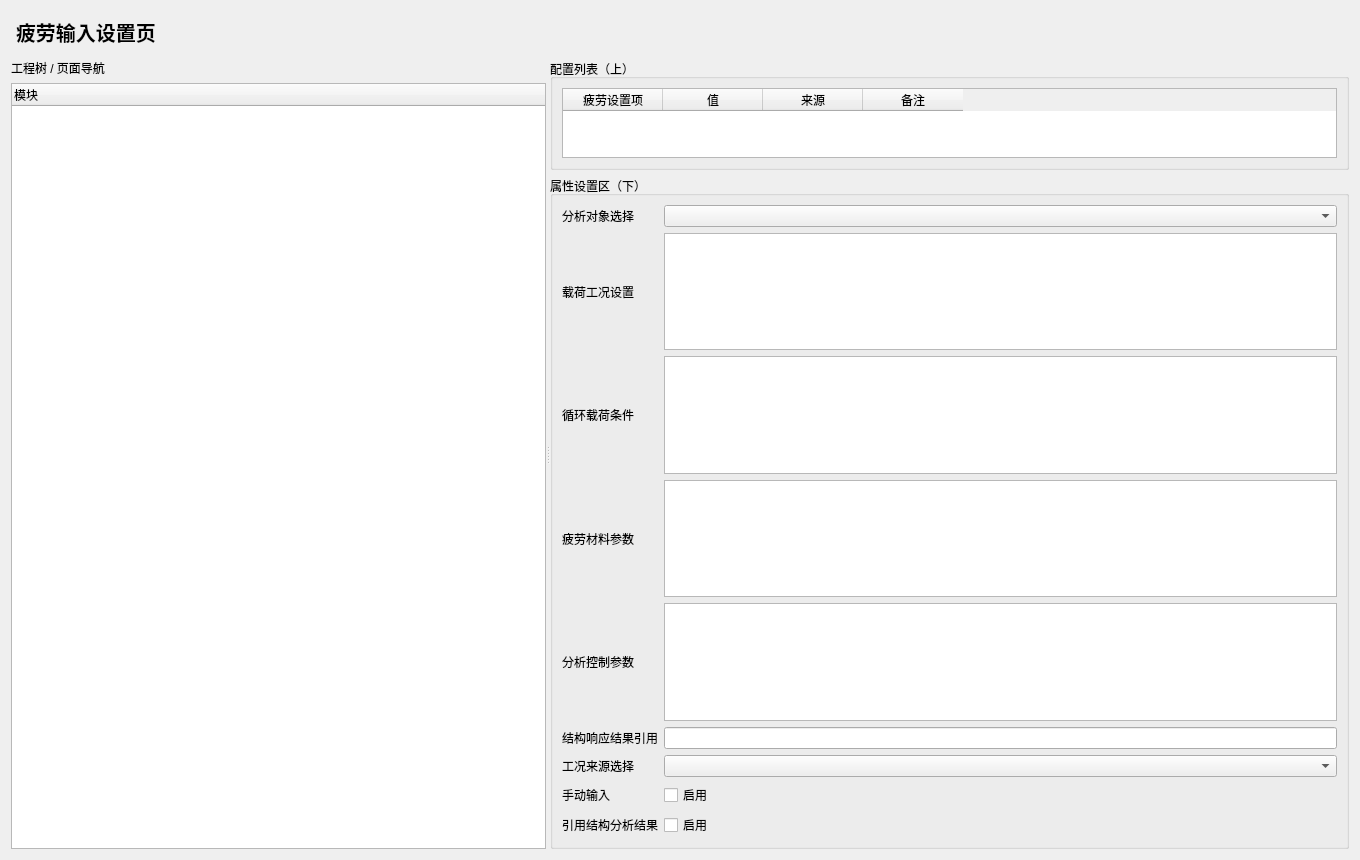
Old version of the form plugins/Base_Display/FatigueInputSettingPage.ui in the repository asd977/base_cae.
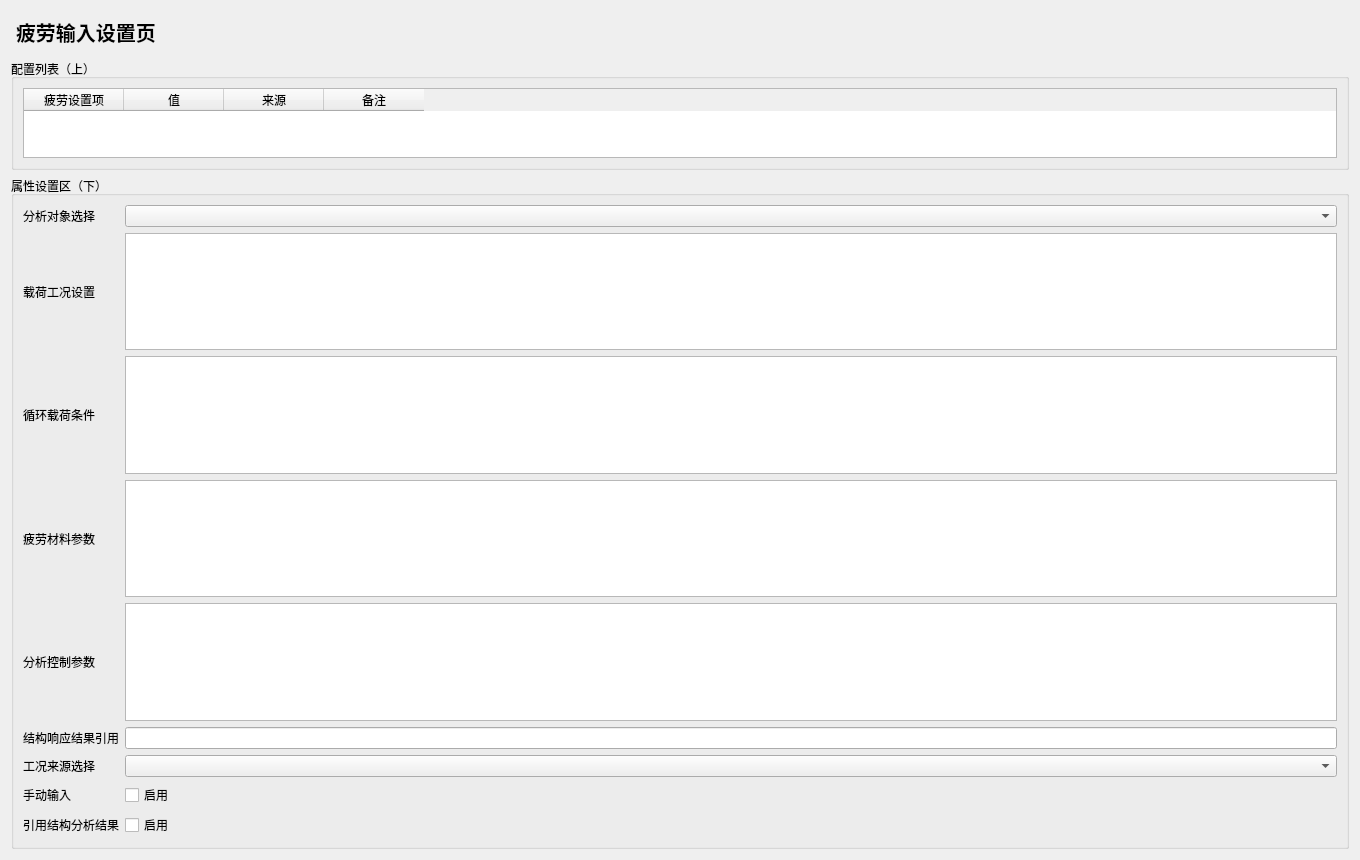
New version of the form.

Commit message: 按评审意见移除左侧导航并补充底部纵向弹簧

Patch:
```diff
--- a/plugins/Base_Display/FatigueInputSettingPage.ui
+++ b/plugins/Base_Display/FatigueInputSettingPage.ui
@@ -6,17 +6,6 @@
   <layout class="QVBoxLayout" name="rootLayout">
    <item><widget class="QLabel" name="titleLabel"><property name="styleSheet"><string notr="true">font-size:20px;font-weight:700;padding:6px 0;</string></property><property name="text"><string>疲劳输入设置页</string></property></widget></item>
    <item>
-    <widget class="QSplitter" name="mainSplitter">
-     <property name="orientation"><enum>Qt::Horizontal</enum></property>
-     <widget class="QWidget" name="leftPanel">
-      <layout class="QVBoxLayout" name="leftLayout">
-       <item><widget class="QLabel" name="navTitle"><property name="text"><string>工程树 / 页面导航</string></property></widget></item>
-       <item><widget class="QTreeWidget" name="navTree"><column><property name="text"><string>模块</string></property></column></widget></item>
-      </layout>
-     </widget>
-     <widget class="QWidget" name="rightPanel">
-      <layout class="QVBoxLayout" name="rightLayout">
-       <item>
         <widget class="QGroupBox" name="listGroup"><property name="title"><string>配置列表（上）</string></property>
          <layout class="QVBoxLayout" name="listLayout">
           <item><widget class="QTableWidget" name="configTable">              <column><property name="text"><string>疲劳设置项</string></property></column>
@@ -51,9 +40,11 @@
          </layout>
         </widget>
        </item>
-      </layout>
-     </widget>
-    </widget>
+   <item>
+    <spacer name="verticalSpacer">
+     <property name="orientation"><enum>Qt::Vertical</enum></property>
+     <property name="sizeHint" stdset="0"><size><width>20</width><height>40</height></size></property>
+    </spacer>
    </item>
   </layout>
  </widget>
```
Left out of the diff: 3 changed lines with no effect on the pictures. Lines whose indentation alone changed are shown as unchanged. The commit also changes 23 other files.
